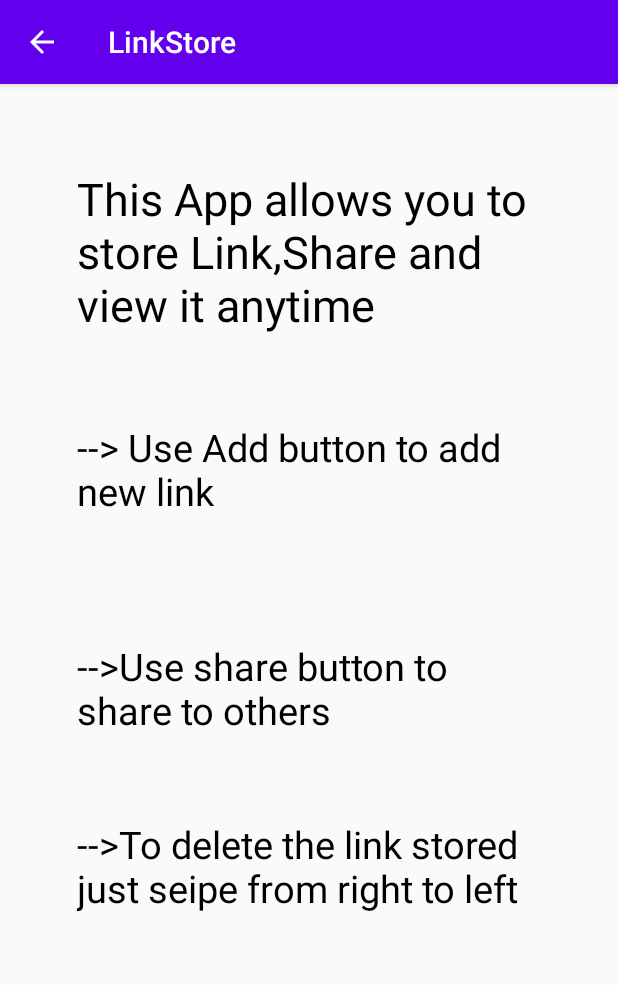
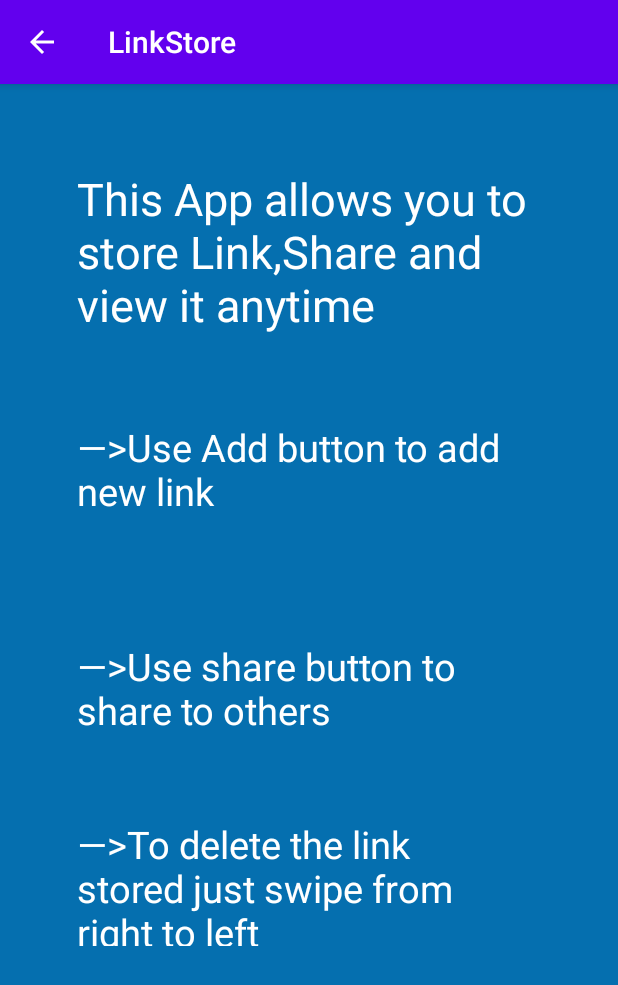
Before and after one commit to Rathnavel-Rat/LinkSaver, an Android app: the InfoActivity screen opened directly, with no data from a screen before it, on a phone screen of 412 x 824 dp. Shown: the top 985 px of the screen. Run offline under Robolectric (Android 15) with nearby library versions, the light colour scheme and no system bars.

Commit message:
simple fix

```diff
--- a/app/build.gradle
+++ b/app/build.gradle
@@ -41,11 +41,11 @@ dependencies {
     implementation 'androidx.constraintlayout:constraintlayout:1.1.3'
     implementation 'com.google.android.material:material:1.1.0'
     implementation 'androidx.cardview:cardview:1.0.0'
+    implementation 'androidx.legacy:legacy-support-v4:1.0.0'
     testImplementation 'junit:junit:4.12'
     androidTestImplementation 'androidx.test.ext:junit:1.1.1'
     androidTestImplementation 'androidx.test.espresso:espresso-core:3.2.0'
     def room_version = "2.2.4"
-    //noinspection GradleDependency
     implementation "androidx.room:room-runtime:$room_version"
     kapt "androidx.room:room-compiler:$room_version"
 
--- a/app/src/main/AndroidManifest.xml
+++ b/app/src/main/AndroidManifest.xml
@@ -9,8 +9,10 @@
         android:roundIcon="@mipmap/iconic1_round"
         android:supportsRtl="true"
         android:theme="@style/AppTheme">
-        <activity android:name=".splashActivity2"
-                  android:theme="@style/AppTheme.Splash">
+        <activity android:name=".Intro"></activity>
+        <activity
+            android:name=".splashActivity2"
+            android:theme="@style/AppTheme.Splash">
             <intent-filter>
                 <action android:name="android.intent.action.MAIN" />
 
--- a/app/src/main/res/drawable/ic_baseline_link_24.xml
+++ b/app/src/main/res/drawable/ic_baseline_link_24.xml
@@ -1,5 +1,5 @@
 <vector android:alpha="0.89" android:autoMirrored="true"
-    android:height="24dp" android:tint="#4EBCFF"
+    android:height="24dp" android:tint="#94FF2C"
     android:viewportHeight="24" android:viewportWidth="24"
     android:width="24dp" xmlns:android="http://schemas.android.com/apk/res/android">
     <path android:fillColor="@android:color/white" android:pathData="M3.9,12c0,-1.71 1.39,-3.1 3.1,-3.1h4L11,7L7,7c-2.76,0 -5,2.24 -5,5s2.24,5 5,5h4v-1.9L7,15.1c-1.71,0 -3.1,-1.39 -3.1,-3.1zM8,13h8v-2L8,11v2zM17,7h-4v1.9h4c1.71,0 3.1,1.39 3.1,3.1s-1.39,3.1 -3.1,3.1h-4L13,17h4c2.76,0 5,-2.24 5,-5s-2.24,-5 -5,-5z"/>
--- a/app/src/main/res/layout/activity_info.xml
+++ b/app/src/main/res/layout/activity_info.xml
@@ -3,6 +3,7 @@
     xmlns:app="http://schemas.android.com/apk/res-auto"
     xmlns:tools="http://schemas.android.com/tools"
     android:layout_width="match_parent"
+    android:background="#056FAF"
     android:layout_height="match_parent"
     tools:context=".InfoActivity">
 
@@ -13,8 +14,8 @@
         android:layout_marginStart="12dp"
         android:layout_marginTop="16dp"
         android:layout_marginBottom="16dp"
-        android:text="This App allows you to store Link,Share and view it anytime"
-        android:textColor="#000000"
+        android:text="@string/t1"
+        android:textColor="#FFFFFf"
         android:textSize="30sp"
         app:layout_constraintBottom_toTopOf="@+id/guideline4"
         app:layout_constraintStart_toStartOf="@+id/guideline5"
@@ -55,8 +56,8 @@
         android:layout_marginStart="12dp"
         android:layout_marginTop="32dp"
         android:layout_marginBottom="32dp"
-        android:text="--> Use Add button to add new link"
-        android:textColor="#000000"
+        android:text="@string/t2"
+        android:textColor="#FFFF"
         android:textSize="25sp"
         app:layout_constraintBottom_toTopOf="@+id/guideline7"
         app:layout_constraintStart_toStartOf="@+id/guideline5"
@@ -83,8 +84,8 @@
         android:layout_marginStart="12dp"
         android:layout_marginTop="20dp"
         android:layout_marginBottom="20dp"
-        android:text="-->Use share button to share to others"
-        android:textColor="#000000"
+        android:text="@string/t3"
+        android:textColor="#FFFF"
         android:textSize="25sp"
         app:layout_constraintBottom_toTopOf="@+id/guideline8"
         app:layout_constraintStart_toStartOf="@+id/guideline5"
@@ -98,8 +99,8 @@
         android:layout_marginTop="8dp"
         android:layout_marginBottom="8dp"
         android:ems="10"
-        android:text="-->To delete the link stored just seipe from right to left"
-        android:textColor="#000000"
+        android:text="@string/t4"
+        android:textColor="#FFF"
         android:textSize="25sp"
         app:layout_constraintBottom_toTopOf="@+id/guideline9"
         app:layout_constraintStart_toStartOf="@+id/guideline5"
--- a/app/src/main/res/layout/activity_splash2.xml
+++ b/app/src/main/res/layout/activity_splash2.xml
@@ -11,7 +11,6 @@
         android:layout_centerHorizontal="true"
         android:orientation="vertical"
         android:layout_centerVertical="true">
-
         <ImageView
             android:id="@+id/imageView2"
             android:layout_width="245dp"
--- a/app/src/main/res/values/strings.xml
+++ b/app/src/main/res/values/strings.xml
@@ -6,4 +6,10 @@
     <string name="paste_the_link">paste the Link</string>
     <string name="enter_the_title">Enter the title</string>
     <string name="close">close</string>
+    <!-- TODO: Remove or change this placeholder text -->
+    <string name="hello_blank_fragment">Hello blank fragment</string>
+    <string name="t1">This App allows you to store Link,Share and view it anytime</string>
+    <string name="t2"><![CDATA[—>Use Add button to add new link]]></string>
+    <string name="t3"><![CDATA[—>Use share button to share to others]]></string>
+    <string name="t4"><![CDATA[—>To delete the link stored just swipe from right to left]]></string>
 </resources>
```
